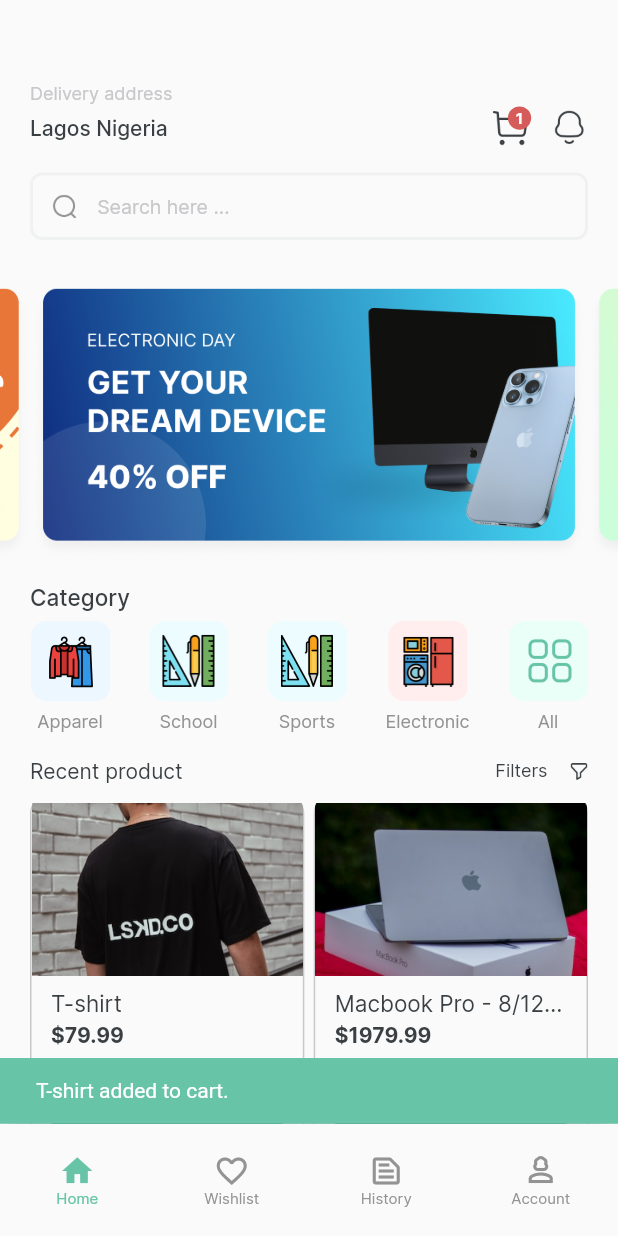
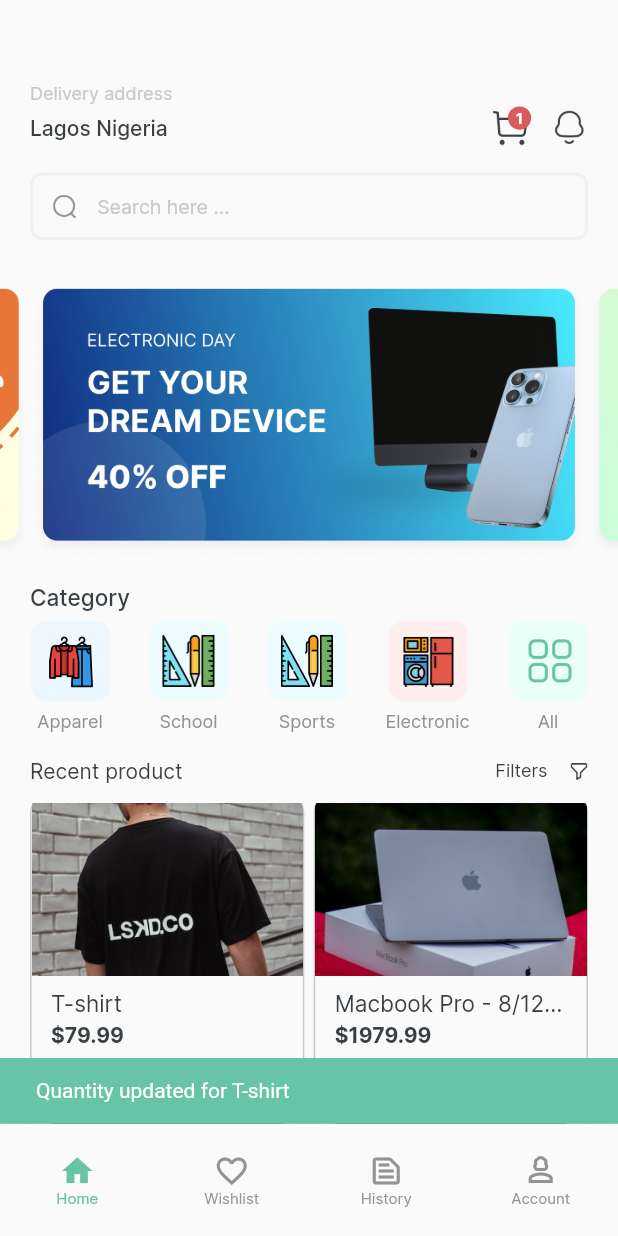
Before and after one commit to Cindy-dev/ecommerce_app, a Flutter app: the screen it shows after launch, scrolled down 576 dp, after a tap on "Add to cart", on a phone screen of 412 x 824 dp. Run offline on Flutter 3.47's test engine with Material 2 defaults, Android fonts, the phone set to English and light mode, and no system bars; our stand-ins replace equatable, flutter_bloc, flutter_dotenv, image_picker, logger, supabase_flutter; missing offline and left inert: nigerian_states_and_lga; accounts and stored records are empty.

```diff
--- a/lib/e-commerce_app/cart/presentation/cubits/cart_cubit.dart
+++ b/lib/e-commerce_app/cart/presentation/cubits/cart_cubit.dart
@@ -26,13 +26,6 @@ class CartCubit extends Cubit<CartState> {
 
     if (cartItemIndex != -1) {
       final existingCartItem = cartItems[cartItemIndex];
-      ScaffoldMessenger.of(context).showSnackBar(
-        SnackBar(
-          backgroundColor: EcommerceColors.green,
-          content: Text('Quantity updated for ${existingCartItem.name}.'),
-          duration: const Duration(seconds: 1),
-        ),
-      );
       emit(CartItemAdded(product: existingCartItem));
     } else {
       ///the copyWith method is used to create a copy of the Product object with the selectedColor
@@ -45,13 +38,13 @@ class CartCubit extends Cubit<CartState> {
       ///The copy is then added to the cartItems list.
       ///This ensures that each item in the cart is a unique object with its own properties.
       cartItems.add(newCartItem);
-      ScaffoldMessenger.of(context).showSnackBar(
-        SnackBar(
-          backgroundColor: EcommerceColors.green,
-          content: Text('${newCartItem.name} added to cart.'),
-          duration: const Duration(seconds: 1),
-        ),
-      );
+      //ScaffoldMessenger.of(context).showSnackBar(
+      // SnackBar(
+      //   backgroundColor: EcommerceColors.green,
+      //   content: Text('${newCartItem.name} added to cart.'),
+      //   duration: const Duration(seconds: 1),
+      // ),
+      // );
       emit(CartItemAdded(product: newCartItem));
     }
   }
--- a/lib/e-commerce_app/cart/presentation/views/e_commerce_cart_screen.dart
+++ b/lib/e-commerce_app/cart/presentation/views/e_commerce_cart_screen.dart
@@ -80,7 +80,7 @@ class _ECCartScreenState extends State<ECCartScreen> {
                   ],
                 ),
                 GestureDetector(
-                  onTap: context.watch<CartCubit>().totalAmount() == 0
+                  onTap: context.read()<CartCubit>().totalAmount() == 0
                       ? () {}
                       : () => navigatePush(
                           context,
--- a/lib/e-commerce_app/cart/presentation/widgets/ec_cart_add_button.dart
+++ b/lib/e-commerce_app/cart/presentation/widgets/ec_cart_add_button.dart
@@ -26,10 +26,7 @@ class ECCartAddButton extends StatefulWidget {
 class _ECCartAddButtonState extends State<ECCartAddButton> {
   @override
   Widget build(BuildContext context) {
-    return BlocListener<CartCubit, CartState>(
-      bloc: CartCubit(),
-      listener: (_, state) {},
-      child: GestureDetector(
+    return GestureDetector(
         onTap: () {
           context
               .read<CartCubit>()
@@ -52,7 +49,6 @@ class _ECCartAddButtonState extends State<ECCartAddButton> {
                 fontSize: widget.fontSize),
           ),
         ),
-      ),
     );
   }
 }
--- a/lib/e-commerce_app/cart/presentation/widgets/ec_cart_widget.dart
+++ b/lib/e-commerce_app/cart/presentation/widgets/ec_cart_widget.dart
@@ -15,9 +15,7 @@ class ECCartWidget extends StatefulWidget {
 class _ECCartWidgetState extends State<ECCartWidget> {
   @override
   Widget build(BuildContext context) {
-    return BlocConsumer<CartCubit, CartState>(
-        listener: (_, state) {},
-        builder: (context, state) {
+    return BlocBuilder<CartCubit, CartState>(builder: (context, state) {
       final bloc = context.read<CartCubit>();
       final cartItems = bloc.cartItems;
       if (cartItems.isEmpty) {
@@ -97,11 +95,10 @@ class _ECCartWidgetState extends State<ECCartWidget> {
                                     },
                                     child: CircleAvatar(
                                       radius: 10,
-                                          backgroundColor: cart.selectedColor ==
-                                                  ""
+                                      backgroundColor: cart.selectedColor == ""
                                           ? Color(int.parse(cart.color![0]))
-                                              : Color(int.parse(
-                                                  cart.selectedColor)),
+                                          : Color(
+                                              int.parse(cart.selectedColor)),
                                     ),
                                     onSelected: (e) {
                                       setState(() {
@@ -128,8 +125,7 @@ class _ECCartWidgetState extends State<ECCartWidget> {
                                   ),
                                   SizedBox(
                                     width:
-                                            MediaQuery.of(context).size.width /
-                                                9,
+                                        MediaQuery.of(context).size.width / 9,
                                   ),
                                   Row(
                                     mainAxisSize: MainAxisSize.min,
--- a/lib/e-commerce_app/cart/presentation/widgets/ec_checkout_summary.dart
+++ b/lib/e-commerce_app/cart/presentation/widgets/ec_checkout_summary.dart
@@ -38,7 +38,7 @@ class ECCheckoutSummary extends StatelessWidget {
           Row(
             children: [
               Text(
-                '\$${context.watch<CartCubit>().totalAmount().toString()}',
+                '\$${context.watch()<CartCubit>().totalAmount().toString()}',
                 style: const TextStyle(
                   fontSize: 16,
                   fontFamily: "Inter",
--- a/lib/e-commerce_app/product/presentation/views/e_commerce_detail_screen.dart
+++ b/lib/e-commerce_app/product/presentation/views/e_commerce_detail_screen.dart
@@ -26,7 +26,6 @@ class _ECDetailScreenState extends State<ECDetailScreen> {
     final deviceW = MediaQuery.of(context).size.width;
     return Scaffold(
       body: BlocBuilder<CartCubit, CartState>(
-        bloc: CartCubit(),
         builder: (context, state) {
           return Column(
               mainAxisSize: MainAxisSize.min,
--- a/lib/e-commerce_app/product/presentation/widgets/ec_homescreen_widget.dart
+++ b/lib/e-commerce_app/product/presentation/widgets/ec_homescreen_widget.dart
@@ -1,6 +1,7 @@
 import 'package:ecommerce_app/e-commerce_app/util/navigators.dart';
 import 'package:flutter/material.dart';
 import 'package:flutter_bloc/flutter_bloc.dart';
+import '../../../cart/presentation/cubits/cart_cubit.dart';
 import '../../../util/e_commerce_colors.dart';
 import '../blocs/product_bloc.dart';
 import '../widgets/ecommerce_category_widget.dart';
@@ -105,7 +106,20 @@ class _ECommerceHomeScreenWidgetState extends State<ECommerceHomeScreenWidget> {
         const SizedBox(
           height: 13,
         ),
-        const ECItemCard()
+        BlocListener<CartCubit, CartState>(
+          listener: (context, state) {
+            if (state is CartItemAdded) {
+              ScaffoldMessenger.of(context).showSnackBar(
+                SnackBar(
+                  backgroundColor: EcommerceColors.green,
+                  content: Text('Quantity updated for ${state.product.name}'),
+                  duration: const Duration(seconds: 1),
+                ),
+              );
+            }
+          },
+          child: const ECItemCard(),
+        ),
       ],
     );
   }
```
Lines whose indentation alone changed are shown as unchanged.
